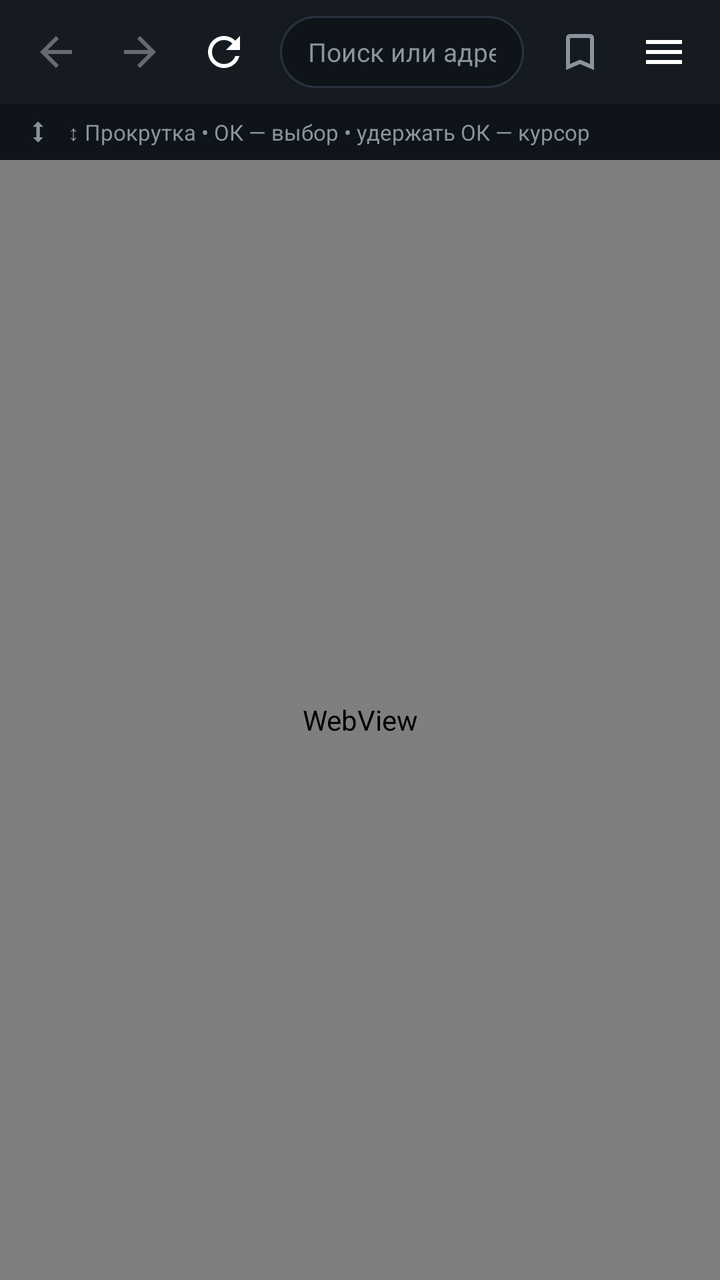
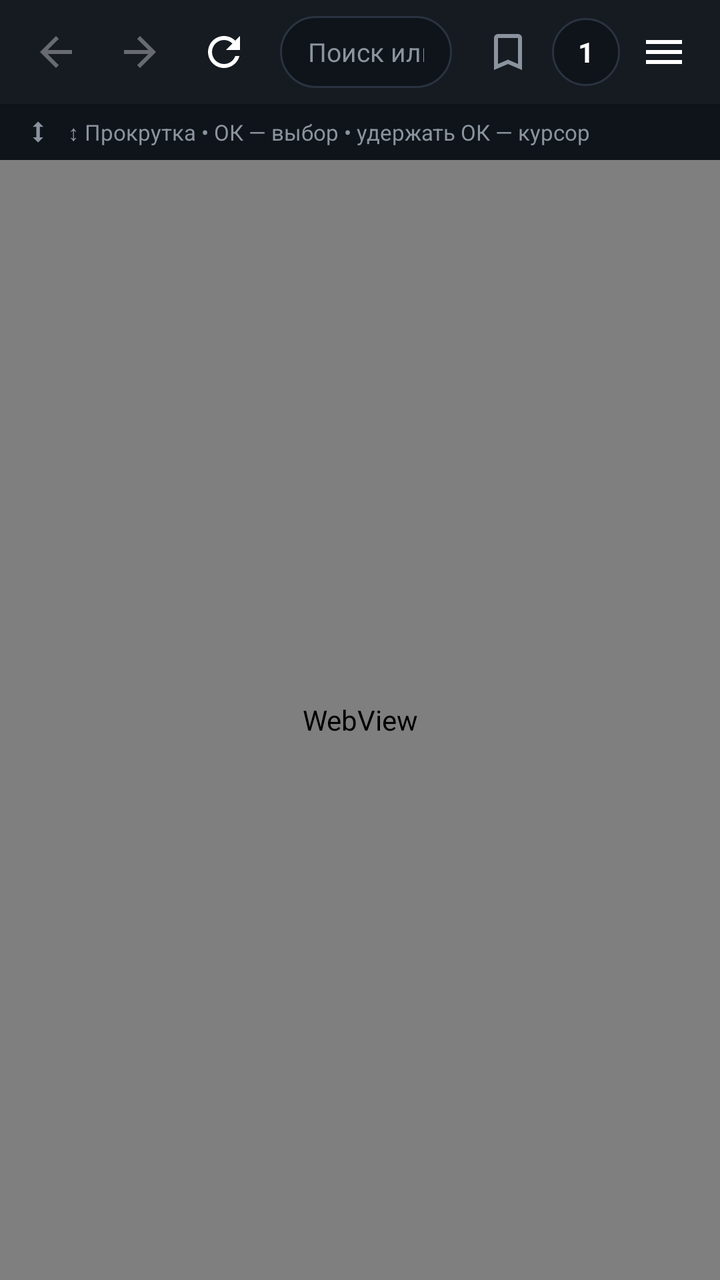

Before-and-after screenshots of an Android layout around one commit, followed by the original layout XML and the change that was made.
<!-- AndroidManifest.xml: application theme Theme.XenomBrowser -->
<!-- res/layout/activity_main.xml -->
<?xml version="1.0" encoding="utf-8"?>
<LinearLayout xmlns:android="http://schemas.android.com/apk/res/android"
    android:layout_width="match_parent"
    android:layout_height="match_parent"
    android:orientation="vertical"
    android:background="@color/bg">

    <LinearLayout android:id="@+id/nav_bar"
        android:layout_width="match_parent" android:layout_height="52dp"
        android:background="@color/surface" android:orientation="horizontal"
        android:gravity="center_vertical" android:paddingStart="8dp" android:paddingEnd="8dp" android:elevation="4dp">
        <ImageButton android:id="@+id/btn_back" android:layout_width="40dp" android:layout_height="40dp"
            android:src="@drawable/ic_nav_back" android:background="@drawable/bg_nav_btn"
            android:focusable="false" android:contentDescription="Back" android:alpha="0.35"/>
        <ImageButton android:id="@+id/btn_forward" android:layout_width="40dp" android:layout_height="40dp"
            android:src="@drawable/ic_nav_forward" android:background="@drawable/bg_nav_btn"
            android:focusable="false" android:contentDescription="Forward" android:layout_marginStart="2dp" android:alpha="0.35"/>
        <ImageButton android:id="@+id/btn_reload" android:layout_width="40dp" android:layout_height="40dp"
            android:src="@drawable/ic_nav_reload" android:background="@drawable/bg_nav_btn"
            android:focusable="false" android:contentDescription="Reload" android:layout_marginStart="2dp"/>
        <EditText android:id="@+id/et_url" android:layout_width="0dp" android:layout_height="36dp"
            android:layout_weight="1" android:layout_marginStart="8dp" android:layout_marginEnd="8dp"
            android:background="@drawable/bg_url_bar" android:hint="@string/search_hint"
            android:textColorHint="@color/text_hint" android:textColor="@color/text" android:textSize="13sp"
            android:paddingStart="14dp" android:paddingEnd="14dp" android:singleLine="true"
            android:imeOptions="actionGo|flagNoFullscreen" android:inputType="text|textUri"
            android:focusable="true" android:focusableInTouchMode="true" android:selectAllOnFocus="true"/>
        <ImageButton android:id="@+id/btn_bookmark_add" android:layout_width="40dp" android:layout_height="40dp"
            android:src="@drawable/ic_bookmark_off" android:background="@drawable/bg_nav_btn"
            android:focusable="false" android:contentDescription="Bookmark"/>
        <ImageButton android:id="@+id/btn_menu" android:layout_width="40dp" android:layout_height="40dp"
            android:src="@drawable/ic_menu" android:background="@drawable/bg_nav_btn"
            android:focusable="false" android:contentDescription="Menu" android:layout_marginStart="2dp"/>
    </LinearLayout>

    <ProgressBar android:id="@+id/progress_bar"
        style="?android:attr/progressBarStyleHorizontal"
        android:layout_width="match_parent" android:layout_height="3dp"
        android:progressTint="@color/brand" android:progressBackgroundTint="@color/surface"
        android:max="100" android:visibility="gone"/>

    <LinearLayout android:id="@+id/status_bar"
        android:layout_width="match_parent" android:layout_height="28dp"
        android:background="@color/surface_dim" android:orientation="horizontal"
        android:gravity="center_vertical" android:paddingStart="12dp" android:paddingEnd="12dp">
        <ImageView android:id="@+id/iv_mode_icon" android:layout_width="14dp" android:layout_height="14dp"
            android:src="@drawable/ic_mode_scroll" android:layout_marginEnd="8dp"/>
        <TextView android:id="@+id/tv_status" android:layout_width="0dp" android:layout_height="wrap_content"
            android:layout_weight="1" android:textColor="@color/text_hint" android:textSize="11sp"
            android:singleLine="true" android:ellipsize="end" android:text="@string/hint_scroll"/>
    </LinearLayout>

    <FrameLayout android:id="@+id/web_frame"
        android:layout_width="match_parent" android:layout_height="0dp" android:layout_weight="1">
        <WebView android:id="@+id/web_view"
            android:layout_width="match_parent" android:layout_height="match_parent"
            android:focusable="false" android:focusableInTouchMode="false"/>
        <ImageView android:id="@+id/cursor_view"
            android:layout_width="44dp" android:layout_height="44dp"
            android:src="@drawable/ic_cursor" android:visibility="gone"
            android:alpha="0.9" android:elevation="10dp"/>
        <LinearLayout android:id="@+id/panel_side"
            android:layout_width="300dp" android:layout_height="match_parent"
            android:layout_gravity="end" android:background="@color/surface"
            android:orientation="vertical" android:elevation="8dp"
            android:visibility="gone" android:padding="16dp">
            <TextView android:layout_width="match_parent" android:layout_height="wrap_content"
                android:text="@string/bookmarks" android:textColor="@color/text"
                android:textSize="15sp" android:textStyle="bold" android:paddingBottom="12dp"/>
            <androidx.recyclerview.widget.RecyclerView android:id="@+id/rv_bookmarks"
                android:layout_width="match_parent" android:layout_height="0dp" android:layout_weight="1"/>
        </LinearLayout>
    </FrameLayout>

</LinearLayout>
<!-- resources referenced by this layout -->
<resources>
  <color name="bg">#0D1117</color>
  <color name="brand">#00B4FF</color>
  <color name="surface">#161B22</color>
  <color name="surface_dim">#0F141A</color>
  <color name="text">#FFFFFF</color>
  <color name="text_hint">#8B949E</color>
  <!-- drawable bg_nav_btn (drawable) -->
  <?xml version="1.0" encoding="utf-8"?>
  <ripple xmlns:android="http://schemas.android.com/apk/res/android"
      android:color="#33FFFFFF">
      <item>
          <shape android:shape="oval">
              <solid android:color="@android:color/transparent"/>
          </shape>
      </item>
  </ripple>
  <!-- drawable bg_url_bar (drawable) -->
  <?xml version="1.0" encoding="utf-8"?>
  <shape xmlns:android="http://schemas.android.com/apk/res/android" android:shape="rectangle">
      <solid android:color="#0F141A"/>
      <stroke android:width="1dp" android:color="#2A3340"/>
      <corners android:radius="18dp"/>
  </shape>
  <!-- drawable ic_bookmark_off (drawable) -->
  <?xml version="1.0" encoding="utf-8"?>
  <vector xmlns:android="http://schemas.android.com/apk/res/android"
      android:width="24dp" android:height="24dp"
      android:viewportWidth="24" android:viewportHeight="24">
      <path android:pathData="M17,3H7c-1.1,0-2,0.9-2,2v16l7,-3 7,3V5c0,-1.1-0.9,-2-2,-2zM17,18l-5,-2.18L7,18V5h10v13z"
          android:fillColor="#8B949E"/>
  </vector>
  <!-- drawable ic_menu (drawable) -->
  <?xml version="1.0" encoding="utf-8"?>
  <vector xmlns:android="http://schemas.android.com/apk/res/android"
      android:width="24dp" android:height="24dp"
      android:viewportWidth="24" android:viewportHeight="24">
      <path android:pathData="M3,18h18v-2H3v2zm0,-5h18v-2H3v2zm0,-7v2h18V6H3z"
          android:fillColor="#FFFFFF"/>
  </vector>
  <!-- drawable ic_mode_scroll (drawable) -->
  <?xml version="1.0" encoding="utf-8"?>
  <vector xmlns:android="http://schemas.android.com/apk/res/android"
      android:width="16dp" android:height="16dp"
      android:viewportWidth="16" android:viewportHeight="16">
      <path android:pathData="M8,2 L5,5 H7 V11 H5 L8,14 L11,11 H9 V5 H11 Z"
          android:fillColor="#8B949E"/>
  </vector>
  <!-- drawable ic_nav_back (drawable) -->
  <?xml version="1.0" encoding="utf-8"?>
  <vector xmlns:android="http://schemas.android.com/apk/res/android"
      android:width="24dp" android:height="24dp"
      android:viewportWidth="24" android:viewportHeight="24">
      <path android:pathData="M20,11H7.83l5.59,-5.59L12,4l-8,8 8,8 1.41,-1.41L7.83,13H20v-2z"
          android:fillColor="#FFFFFF"/>
  </vector>
  <!-- drawable ic_nav_forward (drawable) -->
  <?xml version="1.0" encoding="utf-8"?>
  <vector xmlns:android="http://schemas.android.com/apk/res/android"
      android:width="24dp" android:height="24dp"
      android:viewportWidth="24" android:viewportHeight="24">
      <path android:pathData="M12,4l-1.41,1.41L16.17,11H4v2h12.17l-5.58,5.59L12,20l8,-8z"
          android:fillColor="#FFFFFF"/>
  </vector>
  <string name="bookmarks">Закладки</string>
  <string name="hint_scroll">↕ Прокрутка  •  ОК — выбор  •  удержать ОК — курсор</string>
  <string name="search_hint">Поиск или адрес сайта…</string>
  <style name="Theme.XenomBrowser" parent="Theme.AppCompat.NoActionBar">
          <item name="android:windowBackground">@color/bg</item>
          <item name="android:colorPrimary">@color/brand</item>
          <item name="android:colorAccent">@color/brand</item>
          <item name="android:textColorPrimary">@color/text</item>
          <item name="android:navigationBarColor">@color/surface</item>
          <item name="android:statusBarColor">@color/surface</item>
      </style>
</resources>

<!-- the commit's change to res/layout/activity_main.xml (unified diff, before → after) -->
@@ -28,6 +28,10 @@
         <ImageButton android:id="@+id/btn_bookmark_add" android:layout_width="40dp" android:layout_height="40dp"
             android:src="@drawable/ic_bookmark_off" android:background="@drawable/bg_nav_btn"
             android:focusable="false" android:contentDescription="Bookmark"/>
+        <TextView android:id="@+id/btn_tabs" android:layout_width="34dp" android:layout_height="34dp"
+            android:text="1" android:gravity="center" android:textColor="@color/text" android:textSize="14sp"
+            android:textStyle="bold" android:background="@drawable/bg_url_bar"
+            android:focusable="false" android:layout_marginStart="2dp" android:contentDescription="Tabs"/>
         <ImageButton android:id="@+id/btn_menu" android:layout_width="40dp" android:layout_height="40dp"
             android:src="@drawable/ic_menu" android:background="@drawable/bg_nav_btn"
             android:focusable="false" android:contentDescription="Menu" android:layout_marginStart="2dp"/>
